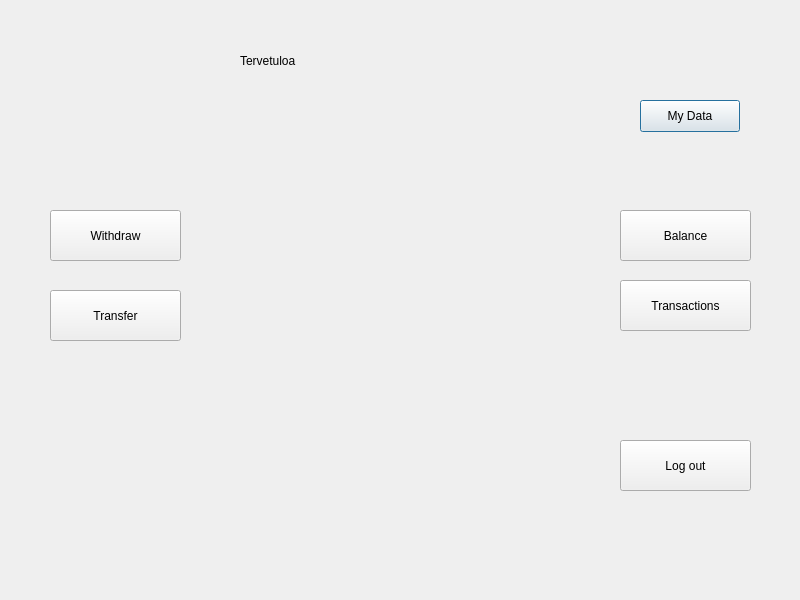
DeveMike/Software_Development_Application_Project, file bank-automat/mainmenu.ui: the form before one commit.
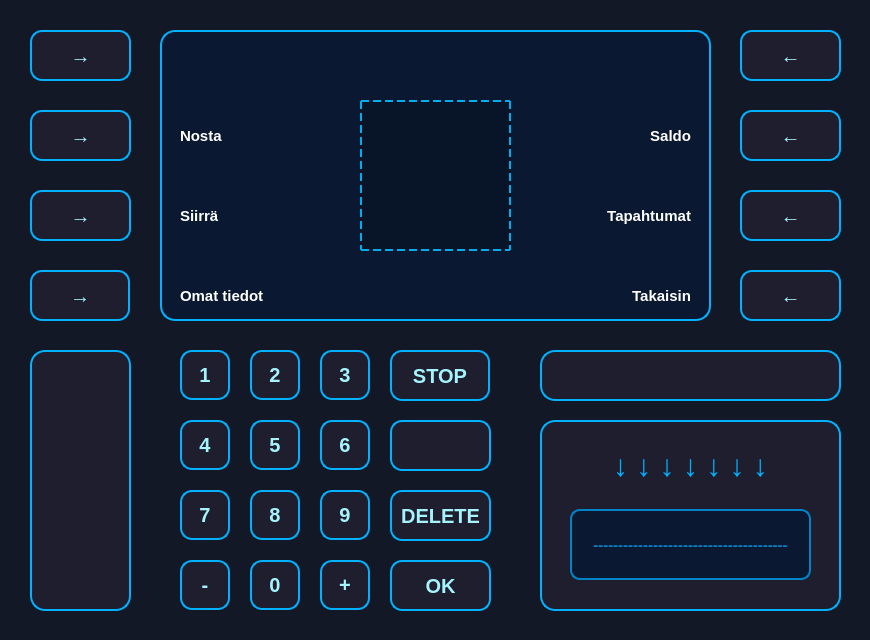
The form after the commit. Icons and pictures are not drawn.

Commit message: Main menu UI, withdraw logs transactions, timer for auto logout, bug fixes

```diff
--- a/bank-automat/mainmenu.ui
+++ b/bank-automat/mainmenu.ui
@@ -6,117 +6,1528 @@
    <rect>
     <x>0</x>
     <y>0</y>
-    <width>800</width>
-    <height>600</height>
+    <width>870</width>
+    <height>640</height>
    </rect>
   </property>
   <property name="windowTitle">
    <string>Dialog</string>
   </property>
+  <property name="styleSheet">
+   <string notr="true">QDialog, QWidget {
+    background-color: #121826;
+}</string>
+  </property>
   <widget class="QLabel" name="labelUsername">
    <property name="geometry">
     <rect>
-     <x>360</x>
+     <x>170</x>
      <y>40</y>
-     <width>191</width>
-     <height>41</height>
+     <width>531</width>
+     <height>51</height>
     </rect>
    </property>
+   <property name="styleSheet">
+    <string notr="true">font-size: 15px;
+color: white;
+font-weight: bold;
+background-color: transparent;
+text-transform: uppercase;</string>
+   </property>
    <property name="text">
     <string/>
    </property>
+   <property name="alignment">
+    <set>Qt::AlignmentFlag::AlignCenter</set>
+   </property>
   </widget>
   <widget class="QPushButton" name="btnData">
    <property name="geometry">
     <rect>
-     <x>640</x>
-     <y>100</y>
+     <x>30</x>
+     <y>270</y>
      <width>100</width>
-     <height>32</height>
+     <height>51</height>
     </rect>
    </property>
+   <property name="styleSheet">
+    <string notr="true">QPushButton {
+    background-color: #1E1E2E;
+    color: #A5F3FC;
+    font-size: 20px;
+    font-weight: bold;
+    border: 2px solid #00B2FF;
+    border-radius: 12px;
+    padding: 10px;
+    box-shadow: 0px 4px 10px rgba(0, 178, 255, 0.3);
+    transition: all 0.2s ease-in-out;
+}
+
+QPushButton:hover {
+    background-color: #00B2FF;
+    color: #1E1E2E;
+    border: 2px solid #A5F3FC;
+    box-shadow: 0px 4px 15px rgba(165, 243, 252, 0.6);
+    transform: scale(1.05);
+}
+
+QPushButton:pressed {
+    background-color: #0084C9;
+    color: #FFFFFF;
+    box-shadow: inset 0px 4px 8px rgba(0, 0, 0, 0.5);
+    transform: scale(0.95);
+}
+</string>
+   </property>
    <property name="text">
-    <string>My Data</string>
+    <string>→</string>
    </property>
   </widget>
   <widget class="QPushButton" name="btnWithdraw">
    <property name="geometry">
     <rect>
-     <x>50</x>
-     <y>210</y>
-     <width>131</width>
+     <x>30</x>
+     <y>110</y>
+     <width>101</width>
      <height>51</height>
     </rect>
    </property>
+   <property name="styleSheet">
+    <string notr="true">QPushButton {
+    background-color: #1E1E2E;
+    color: #A5F3FC;
+    font-size: 20px;
+    font-weight: bold;
+    border: 2px solid #00B2FF;
+    border-radius: 12px;
+    padding: 10px;
+    box-shadow: 0px 4px 10px rgba(0, 178, 255, 0.3);
+    transition: all 0.2s ease-in-out;
+}
+
+QPushButton:hover {
+    background-color: #00B2FF;
+    color: #1E1E2E;
+    border: 2px solid #A5F3FC;
+    box-shadow: 0px 4px 15px rgba(165, 243, 252, 0.6);
+    transform: scale(1.05);
+}
+
+QPushButton:pressed {
+    background-color: #0084C9;
+    color: #FFFFFF;
+    box-shadow: inset 0px 4px 8px rgba(0, 0, 0, 0.5);
+    transform: scale(0.95);
+}
+</string>
+   </property>
    <property name="text">
-    <string>Withdraw</string>
+    <string>→</string>
    </property>
   </widget>
   <widget class="QPushButton" name="btnBalance">
    <property name="geometry">
     <rect>
-     <x>620</x>
-     <y>210</y>
-     <width>131</width>
+     <x>740</x>
+     <y>110</y>
+     <width>101</width>
      <height>51</height>
     </rect>
    </property>
+   <property name="styleSheet">
+    <string notr="true">QPushButton {
+    background-color: #1E1E2E;
+    color: #A5F3FC;
+    font-size: 20px;
+    font-weight: bold;
+    border: 2px solid #00B2FF;
+    border-radius: 12px;
+    padding: 10px;
+    box-shadow: 0px 4px 10px rgba(0, 178, 255, 0.3);
+    transition: all 0.2s ease-in-out;
+}
+
+QPushButton:hover {
+    background-color: #00B2FF;
+    color: #1E1E2E;
+    border: 2px solid #A5F3FC;
+    box-shadow: 0px 4px 15px rgba(165, 243, 252, 0.6);
+    transform: scale(1.05);
+}
+
+QPushButton:pressed {
+    background-color: #0084C9;
+    color: #FFFFFF;
+    box-shadow: inset 0px 4px 8px rgba(0, 0, 0, 0.5);
+    transform: scale(0.95);
+}
+</string>
+   </property>
    <property name="text">
-    <string>Balance</string>
+    <string>←</string>
    </property>
   </widget>
   <widget class="QPushButton" name="btnTransfer">
    <property name="geometry">
     <rect>
-     <x>50</x>
-     <y>290</y>
-     <width>131</width>
+     <x>30</x>
+     <y>190</y>
+     <width>101</width>
      <height>51</height>
     </rect>
    </property>
-   <property name="text">
-    <string>Transfer</string>
+   <property name="styleSheet">
+    <string notr="true">QPushButton {
+    background-color: #1E1E2E;
+    color: #A5F3FC;
+    font-size: 20px;
+    font-weight: bold;
+    border: 2px solid #00B2FF;
+    border-radius: 12px;
+    padding: 10px;
+    box-shadow: 0px 4px 10px rgba(0, 178, 255, 0.3);
+    transition: all 0.2s ease-in-out;
+}
+
+QPushButton:hover {
+    background-color: #00B2FF;
+    color: #1E1E2E;
+    border: 2px solid #A5F3FC;
+    box-shadow: 0px 4px 15px rgba(165, 243, 252, 0.6);
+    transform: scale(1.05);
+}
+
+QPushButton:pressed {
+    background-color: #0084C9;
+    color: #FFFFFF;
+    box-shadow: inset 0px 4px 8px rgba(0, 0, 0, 0.5);
+    transform: scale(0.95);
+}
+</string>
    </property>
-  </widget>
-  <widget class="QLabel" name="labelWelcome">
-   <property name="geometry">
-    <rect>
-     <x>240</x>
-     <y>40</y>
-     <width>91</width>
-     <height>41</height>
-    </rect>
-   </property>
    <property name="text">
-    <string>Tervetuloa</string>
+    <string>→</string>
    </property>
   </widget>
   <widget class="QPushButton" name="btnTransaction">
    <property name="geometry">
     <rect>
-     <x>620</x>
-     <y>280</y>
-     <width>131</width>
+     <x>740</x>
+     <y>190</y>
+     <width>101</width>
      <height>51</height>
     </rect>
    </property>
+   <property name="styleSheet">
+    <string notr="true">QPushButton {
+    background-color: #1E1E2E;
+    color: #A5F3FC;
+    font-size: 20px;
+    font-weight: bold;
+    border: 2px solid #00B2FF;
+    border-radius: 12px;
+    padding: 10px;
+    box-shadow: 0px 4px 10px rgba(0, 178, 255, 0.3);
+    transition: all 0.2s ease-in-out;
+}
+
+QPushButton:hover {
+    background-color: #00B2FF;
+    color: #1E1E2E;
+    border: 2px solid #A5F3FC;
+    box-shadow: 0px 4px 15px rgba(165, 243, 252, 0.6);
+    transform: scale(1.05);
+}
+
+QPushButton:pressed {
+    background-color: #0084C9;
+    color: #FFFFFF;
+    box-shadow: inset 0px 4px 8px rgba(0, 0, 0, 0.5);
+    transform: scale(0.95);
+}
+</string>
+   </property>
    <property name="text">
-    <string>Transactions</string>
+    <string>←</string>
    </property>
   </widget>
   <widget class="QPushButton" name="btnLogout">
    <property name="geometry">
     <rect>
-     <x>620</x>
-     <y>440</y>
-     <width>131</width>
-     <height>51</height>
-    </rect>
-   </property>
-   <property name="text">
-    <string>Log out</string>
-   </property>
-  </widget>
+     <x>740</x>
+     <y>270</y>
+     <width>101</width>
+     <height>51</height>
+    </rect>
+   </property>
+   <property name="styleSheet">
+    <string notr="true">QPushButton {
+    background-color: #1E1E2E;
+    color: #A5F3FC;
+    font-size: 20px;
+    font-weight: bold;
+    border: 2px solid #00B2FF;
+    border-radius: 12px;
+    padding: 10px;
+    box-shadow: 0px 4px 10px rgba(0, 178, 255, 0.3);
+    transition: all 0.2s ease-in-out;
+}
+
+QPushButton:hover {
+    background-color: #00B2FF;
+    color: #1E1E2E;
+    border: 2px solid #A5F3FC;
+    box-shadow: 0px 4px 15px rgba(165, 243, 252, 0.6);
+    transform: scale(1.05);
+}
+
+QPushButton:pressed {
+    background-color: #0084C9;
+    color: #FFFFFF;
+    box-shadow: inset 0px 4px 8px rgba(0, 0, 0, 0.5);
+    transform: scale(0.95);
+}
+</string>
+   </property>
+   <property name="text">
+    <string>←</string>
+   </property>
+  </widget>
+  <widget class="QPushButton" name="btnOK">
+   <property name="geometry">
+    <rect>
+     <x>390</x>
+     <y>560</y>
+     <width>101</width>
+     <height>51</height>
+    </rect>
+   </property>
+   <property name="layoutDirection">
+    <enum>Qt::LayoutDirection::LeftToRight</enum>
+   </property>
+   <property name="styleSheet">
+    <string notr="true">QPushButton {
+    background-color: #1E1E2E;
+    color: #A5F3FC;
+    font-size: 20px;
+    font-weight: bold;
+    border: 2px solid #00B2FF;
+    border-radius: 12px;
+    padding: 10px;
+    box-shadow: 0px 4px 10px rgba(0, 178, 255, 0.3);
+    transition: all 0.2s ease-in-out;
+}
+
+QPushButton:hover {
+    background-color: #00B2FF;
+    color: #1E1E2E;
+    border: 2px solid #A5F3FC;
+    box-shadow: 0px 4px 15px rgba(165, 243, 252, 0.6);
+    transform: scale(1.05);
+}
+
+QPushButton:pressed {
+    background-color: #0084C9;
+    color: #FFFFFF;
+    box-shadow: inset 0px 4px 8px rgba(0, 0, 0, 0.5);
+    transform: scale(0.95);
+}
+</string>
+   </property>
+   <property name="text">
+    <string>OK</string>
+   </property>
+  </widget>
+  <widget class="QPushButton" name="btn_1">
+   <property name="geometry">
+    <rect>
+     <x>180</x>
+     <y>350</y>
+     <width>50</width>
+     <height>50</height>
+    </rect>
+   </property>
+   <property name="font">
+    <font>
+     <pointsize>-1</pointsize>
+     <bold>true</bold>
+     <kerning>true</kerning>
+    </font>
+   </property>
+   <property name="styleSheet">
+    <string notr="true">QPushButton {
+    background-color: #1E1E2E;
+    color: #A5F3FC;
+    font-size: 20px;
+    font-weight: bold;
+    border: 2px solid #00B2FF;
+    border-radius: 12px;
+    padding: 10px;
+    box-shadow: 0px 4px 10px rgba(0, 178, 255, 0.3);
+    transition: all 0.2s ease-in-out;
+}
+
+QPushButton:hover {
+    background-color: #00B2FF;
+    color: #1E1E2E;
+    border: 2px solid #A5F3FC;
+    box-shadow: 0px 4px 15px rgba(165, 243, 252, 0.6);
+    transform: scale(1.05);
+}
+
+QPushButton:pressed {
+    background-color: #0084C9;
+    color: #FFFFFF;
+    box-shadow: inset 0px 4px 8px rgba(0, 0, 0, 0.5);
+    transform: scale(0.95);
+}
+</string>
+   </property>
+   <property name="text">
+    <string>1</string>
+   </property>
+  </widget>
+  <widget class="QPushButton" name="btn_5">
+   <property name="geometry">
+    <rect>
+     <x>250</x>
+     <y>420</y>
+     <width>50</width>
+     <height>50</height>
+    </rect>
+   </property>
+   <property name="font">
+    <font>
+     <pointsize>-1</pointsize>
+     <bold>true</bold>
+     <kerning>true</kerning>
+    </font>
+   </property>
+   <property name="styleSheet">
+    <string notr="true">QPushButton {
+    background-color: #1E1E2E;
+    color: #A5F3FC;
+    font-size: 20px;
+    font-weight: bold;
+    border: 2px solid #00B2FF;
+    border-radius: 12px;
+    padding: 10px;
+    box-shadow: 0px 4px 10px rgba(0, 178, 255, 0.3);
+    transition: all 0.2s ease-in-out;
+}
+
+QPushButton:hover {
+    background-color: #00B2FF;
+    color: #1E1E2E;
+    border: 2px solid #A5F3FC;
+    box-shadow: 0px 4px 15px rgba(165, 243, 252, 0.6);
+    transform: scale(1.05);
+}
+
+QPushButton:pressed {
+    background-color: #0084C9;
+    color: #FFFFFF;
+    box-shadow: inset 0px 4px 8px rgba(0, 0, 0, 0.5);
+    transform: scale(0.95);
+}
+</string>
+   </property>
+   <property name="text">
+    <string>5</string>
+   </property>
+  </widget>
+  <widget class="QPushButton" name="btn_7">
+   <property name="geometry">
+    <rect>
+     <x>180</x>
+     <y>490</y>
+     <width>50</width>
+     <height>50</height>
+    </rect>
+   </property>
+   <property name="font">
+    <font>
+     <pointsize>-1</pointsize>
+     <bold>true</bold>
+     <kerning>true</kerning>
+    </font>
+   </property>
+   <property name="styleSheet">
+    <string notr="true">QPushButton {
+    background-color: #1E1E2E;
+    color: #A5F3FC;
+    font-size: 20px;
+    font-weight: bold;
+    border: 2px solid #00B2FF;
+    border-radius: 12px;
+    padding: 10px;
+    box-shadow: 0px 4px 10px rgba(0, 178, 255, 0.3);
+    transition: all 0.2s ease-in-out;
+}
+
+QPushButton:hover {
+    background-color: #00B2FF;
+    color: #1E1E2E;
+    border: 2px solid #A5F3FC;
+    box-shadow: 0px 4px 15px rgba(165, 243, 252, 0.6);
+    transform: scale(1.05);
+}
+
+QPushButton:pressed {
+    background-color: #0084C9;
+    color: #FFFFFF;
+    box-shadow: inset 0px 4px 8px rgba(0, 0, 0, 0.5);
+    transform: scale(0.95);
+}
+</string>
+   </property>
+   <property name="text">
+    <string>7</string>
+   </property>
+  </widget>
+  <widget class="QPushButton" name="btn_2">
+   <property name="geometry">
+    <rect>
+     <x>250</x>
+     <y>350</y>
+     <width>50</width>
+     <height>50</height>
+    </rect>
+   </property>
+   <property name="font">
+    <font>
+     <pointsize>-1</pointsize>
+     <bold>true</bold>
+     <kerning>true</kerning>
+    </font>
+   </property>
+   <property name="styleSheet">
+    <string notr="true">QPushButton {
+    background-color: #1E1E2E;
+    color: #A5F3FC;
+    font-size: 20px;
+    font-weight: bold;
+    border: 2px solid #00B2FF;
+    border-radius: 12px;
+    padding: 10px;
+    box-shadow: 0px 4px 10px rgba(0, 178, 255, 0.3);
+    transition: all 0.2s ease-in-out;
+}
+
+QPushButton:hover {
+    background-color: #00B2FF;
+    color: #1E1E2E;
+    border: 2px solid #A5F3FC;
+    box-shadow: 0px 4px 15px rgba(165, 243, 252, 0.6);
+    transform: scale(1.05);
+}
+
+QPushButton:pressed {
+    background-color: #0084C9;
+    color: #FFFFFF;
+    box-shadow: inset 0px 4px 8px rgba(0, 0, 0, 0.5);
+    transform: scale(0.95);
+}
+</string>
+   </property>
+   <property name="text">
+    <string>2</string>
+   </property>
+  </widget>
+  <widget class="QLabel" name="cardSlot">
+   <property name="geometry">
+    <rect>
+     <x>540</x>
+     <y>420</y>
+     <width>301</width>
+     <height>191</height>
+    </rect>
+   </property>
+   <property name="styleSheet">
+    <string notr="true">QLabel#cardSlot {
+    background-color: #1E1E2E;
+    border: 2px solid #00B2FF;
+    border-radius: 15px;
+    min-width: 160px;
+    min-height: 60px;
+    text-align: center;
+    color: #A5F3FC;
+    font-size: 16px;
+    font-weight: bold;
+    box-shadow: inset 0px 5px 10px rgba(0, 0, 0, 0.6);
+}
+</string>
+   </property>
+   <property name="text">
+    <string/>
+   </property>
+  </widget>
+  <widget class="QPushButton" name="btn_11">
+   <property name="geometry">
+    <rect>
+     <x>180</x>
+     <y>560</y>
+     <width>50</width>
+     <height>50</height>
+    </rect>
+   </property>
+   <property name="font">
+    <font>
+     <pointsize>-1</pointsize>
+     <bold>true</bold>
+     <kerning>true</kerning>
+    </font>
+   </property>
+   <property name="styleSheet">
+    <string notr="true">QPushButton {
+    background-color: #1E1E2E;
+    color: #A5F3FC;
+    font-size: 20px;
+    font-weight: bold;
+    border: 2px solid #00B2FF;
+    border-radius: 12px;
+    padding: 10px;
+    box-shadow: 0px 4px 10px rgba(0, 178, 255, 0.3);
+    transition: all 0.2s ease-in-out;
+}
+
+QPushButton:hover {
+    background-color: #00B2FF;
+    color: #1E1E2E;
+    border: 2px solid #A5F3FC;
+    box-shadow: 0px 4px 15px rgba(165, 243, 252, 0.6);
+    transform: scale(1.05);
+}
+
+QPushButton:pressed {
+    background-color: #0084C9;
+    color: #FFFFFF;
+    box-shadow: inset 0px 4px 8px rgba(0, 0, 0, 0.5);
+    transform: scale(0.95);
+}
+</string>
+   </property>
+   <property name="text">
+    <string>-</string>
+   </property>
+  </widget>
+  <widget class="QLabel" name="cardArrow">
+   <property name="geometry">
+    <rect>
+     <x>570</x>
+     <y>430</y>
+     <width>241</width>
+     <height>71</height>
+    </rect>
+   </property>
+   <property name="styleSheet">
+    <string notr="true">QLabel#cardArrow {
+    font-size: 30px;
+    color: #00B2FF;
+    font-weight: bold;
+    text-align: center;
+    min-width: 30px;
+    min-height: 30px;
+	background-color: transparent;
+}
+</string>
+   </property>
+   <property name="text">
+    <string>↓ ↓ ↓ ↓ ↓ ↓ ↓</string>
+   </property>
+   <property name="alignment">
+    <set>Qt::AlignmentFlag::AlignCenter</set>
+   </property>
+  </widget>
+  <widget class="QPushButton" name="btn_10">
+   <property name="geometry">
+    <rect>
+     <x>320</x>
+     <y>560</y>
+     <width>50</width>
+     <height>50</height>
+    </rect>
+   </property>
+   <property name="font">
+    <font>
+     <pointsize>-1</pointsize>
+     <bold>true</bold>
+     <kerning>true</kerning>
+    </font>
+   </property>
+   <property name="styleSheet">
+    <string notr="true">QPushButton {
+    background-color: #1E1E2E;
+    color: #A5F3FC;
+    font-size: 20px;
+    font-weight: bold;
+    border: 2px solid #00B2FF;
+    border-radius: 12px;
+    padding: 10px;
+    box-shadow: 0px 4px 10px rgba(0, 178, 255, 0.3);
+    transition: all 0.2s ease-in-out;
+}
+
+QPushButton:hover {
+    background-color: #00B2FF;
+    color: #1E1E2E;
+    border: 2px solid #A5F3FC;
+    box-shadow: 0px 4px 15px rgba(165, 243, 252, 0.6);
+    transform: scale(1.05);
+}
+
+QPushButton:pressed {
+    background-color: #0084C9;
+    color: #FFFFFF;
+    box-shadow: inset 0px 4px 8px rgba(0, 0, 0, 0.5);
+    transform: scale(0.95);
+}
+</string>
+   </property>
+   <property name="text">
+    <string>+</string>
+   </property>
+  </widget>
+  <widget class="QLabel" name="cardSlot_3">
+   <property name="geometry">
+    <rect>
+     <x>30</x>
+     <y>350</y>
+     <width>101</width>
+     <height>261</height>
+    </rect>
+   </property>
+   <property name="styleSheet">
+    <string notr="true">QLabel#cardSlot_3 {
+    background-color: #1E1E2E;
+    border: 2px solid #00B2FF;
+    border-radius: 15px;
+    text-align: center;
+    color: #A5F3FC;
+    font-size: 16px;
+    font-weight: bold;
+    box-shadow: inset 0px 5px 10px rgba(0, 0, 0, 0.6);
+}
+</string>
+   </property>
+   <property name="text">
+    <string/>
+   </property>
+  </widget>
+  <widget class="QPushButton" name="buttonOut_100">
+   <property name="geometry">
+    <rect>
+     <x>740</x>
+     <y>30</y>
+     <width>101</width>
+     <height>51</height>
+    </rect>
+   </property>
+   <property name="styleSheet">
+    <string notr="true">QPushButton {
+    background-color: #1E1E2E;
+    color: #A5F3FC;
+    font-size: 20px;
+    font-weight: bold;
+    border: 2px solid #00B2FF;
+    border-radius: 12px;
+    padding: 10px;
+    box-shadow: 0px 4px 10px rgba(0, 178, 255, 0.3);
+    transition: all 0.2s ease-in-out;
+}
+
+QPushButton:hover {
+    background-color: #00B2FF;
+    color: #1E1E2E;
+    border: 2px solid #A5F3FC;
+    box-shadow: 0px 4px 15px rgba(165, 243, 252, 0.6);
+    transform: scale(1.05);
+}
+
+QPushButton:pressed {
+    background-color: #0084C9;
+    color: #FFFFFF;
+    box-shadow: inset 0px 4px 8px rgba(0, 0, 0, 0.5);
+    transform: scale(0.95);
+}
+</string>
+   </property>
+   <property name="text">
+    <string>←</string>
+   </property>
+   <property name="icon">
+    <iconset>
+     <normaloff>:/resources/arrow.jpg</normaloff>:/resources/arrow.jpg</iconset>
+   </property>
+   <property name="iconSize">
+    <size>
+     <width>32</width>
+     <height>32</height>
+    </size>
+   </property>
+  </widget>
+  <widget class="QPushButton" name="buttonOut_20">
+   <property name="geometry">
+    <rect>
+     <x>30</x>
+     <y>30</y>
+     <width>101</width>
+     <height>51</height>
+    </rect>
+   </property>
+   <property name="styleSheet">
+    <string notr="true">QPushButton {
+    background-color: #1E1E2E;
+    color: #A5F3FC;
+    font-size: 20px;
+    font-weight: bold;
+    border: 2px solid #00B2FF;
+    border-radius: 12px;
+    padding: 10px;
+    box-shadow: 0px 4px 10px rgba(0, 178, 255, 0.3);
+    transition: all 0.2s ease-in-out;
+}
+
+QPushButton:hover {
+    background-color: #00B2FF;
+    color: #1E1E2E;
+    border: 2px solid #A5F3FC;
+    box-shadow: 0px 4px 15px rgba(165, 243, 252, 0.6);
+    transform: scale(1.05);
+}
+
+QPushButton:pressed {
+    background-color: #0084C9;
+    color: #FFFFFF;
+    box-shadow: inset 0px 4px 8px rgba(0, 0, 0, 0.5);
+    transform: scale(0.95);
+}
+</string>
+   </property>
+   <property name="text">
+    <string>→</string>
+   </property>
+   <property name="icon">
+    <iconset>
+     <normaloff>:/resources/arrow.jpg</normaloff>:/resources/arrow.jpg</iconset>
+   </property>
+   <property name="iconSize">
+    <size>
+     <width>32</width>
+     <height>32</height>
+    </size>
+   </property>
+  </widget>
+  <widget class="QPushButton" name="btn_14">
+   <property name="geometry">
+    <rect>
+     <x>390</x>
+     <y>490</y>
+     <width>101</width>
+     <height>51</height>
+    </rect>
+   </property>
+   <property name="font">
+    <font>
+     <pointsize>-1</pointsize>
+     <bold>true</bold>
+     <kerning>true</kerning>
+    </font>
+   </property>
+   <property name="styleSheet">
+    <string notr="true">QPushButton {
+    background-color: #1E1E2E;
+    color: #A5F3FC;
+    font-size: 20px;
+    font-weight: bold;
+    border: 2px solid #00B2FF;
+    border-radius: 12px;
+    padding: 10px;
+    box-shadow: 0px 4px 10px rgba(0, 178, 255, 0.3);
+    transition: all 0.2s ease-in-out;
+}
+
+QPushButton:hover {
+    background-color: #00B2FF;
+    color: #1E1E2E;
+    border: 2px solid #A5F3FC;
+    box-shadow: 0px 4px 15px rgba(165, 243, 252, 0.6);
+    transform: scale(1.05);
+}
+
+QPushButton:pressed {
+    background-color: #0084C9;
+    color: #FFFFFF;
+    box-shadow: inset 0px 4px 8px rgba(0, 0, 0, 0.5);
+    transform: scale(0.95);
+}
+</string>
+   </property>
+   <property name="text">
+    <string>DELETE</string>
+   </property>
+  </widget>
+  <widget class="QPushButton" name="btn_9">
+   <property name="geometry">
+    <rect>
+     <x>320</x>
+     <y>490</y>
+     <width>50</width>
+     <height>50</height>
+    </rect>
+   </property>
+   <property name="font">
+    <font>
+     <pointsize>-1</pointsize>
+     <bold>true</bold>
+     <kerning>true</kerning>
+    </font>
+   </property>
+   <property name="styleSheet">
+    <string notr="true">QPushButton {
+    background-color: #1E1E2E;
+    color: #A5F3FC;
+    font-size: 20px;
+    font-weight: bold;
+    border: 2px solid #00B2FF;
+    border-radius: 12px;
+    padding: 10px;
+    box-shadow: 0px 4px 10px rgba(0, 178, 255, 0.3);
+    transition: all 0.2s ease-in-out;
+}
+
+QPushButton:hover {
+    background-color: #00B2FF;
+    color: #1E1E2E;
+    border: 2px solid #A5F3FC;
+    box-shadow: 0px 4px 15px rgba(165, 243, 252, 0.6);
+    transform: scale(1.05);
+}
+
+QPushButton:pressed {
+    background-color: #0084C9;
+    color: #FFFFFF;
+    box-shadow: inset 0px 4px 8px rgba(0, 0, 0, 0.5);
+    transform: scale(0.95);
+}
+</string>
+   </property>
+   <property name="text">
+    <string>9</string>
+   </property>
+  </widget>
+  <widget class="QPushButton" name="btnBack_2">
+   <property name="geometry">
+    <rect>
+     <x>390</x>
+     <y>350</y>
+     <width>100</width>
+     <height>51</height>
+    </rect>
+   </property>
+   <property name="styleSheet">
+    <string notr="true">QPushButton {
+    background-color: #1E1E2E;
+    color: #A5F3FC;
+    font-size: 20px;
+    font-weight: bold;
+    border: 2px solid #00B2FF;
+    border-radius: 12px;
+    padding: 10px;
+    box-shadow: 0px 4px 10px rgba(0, 178, 255, 0.3);
+    transition: all 0.2s ease-in-out;
+}
+
+QPushButton:hover {
+    background-color: #00B2FF;
+    color: #1E1E2E;
+    border: 2px solid #A5F3FC;
+    box-shadow: 0px 4px 15px rgba(165, 243, 252, 0.6);
+    transform: scale(1.05);
+}
+
+QPushButton:pressed {
+    background-color: #0084C9;
+    color: #FFFFFF;
+    box-shadow: inset 0px 4px 8px rgba(0, 0, 0, 0.5);
+    transform: scale(0.95);
+}
+</string>
+   </property>
+   <property name="text">
+    <string>STOP</string>
+   </property>
+  </widget>
+  <widget class="QPushButton" name="btn_3">
+   <property name="geometry">
+    <rect>
+     <x>320</x>
+     <y>350</y>
+     <width>50</width>
+     <height>50</height>
+    </rect>
+   </property>
+   <property name="font">
+    <font>
+     <pointsize>-1</pointsize>
+     <bold>true</bold>
+     <kerning>true</kerning>
+    </font>
+   </property>
+   <property name="styleSheet">
+    <string notr="true">QPushButton {
+    background-color: #1E1E2E;
+    color: #A5F3FC;
+    font-size: 20px;
+    font-weight: bold;
+    border: 2px solid #00B2FF;
+    border-radius: 12px;
+    padding: 10px;
+    box-shadow: 0px 4px 10px rgba(0, 178, 255, 0.3);
+    transition: all 0.2s ease-in-out;
+}
+
+QPushButton:hover {
+    background-color: #00B2FF;
+    color: #1E1E2E;
+    border: 2px solid #A5F3FC;
+    box-shadow: 0px 4px 15px rgba(165, 243, 252, 0.6);
+    transform: scale(1.05);
+}
+
+QPushButton:pressed {
+    background-color: #0084C9;
+    color: #FFFFFF;
+    box-shadow: inset 0px 4px 8px rgba(0, 0, 0, 0.5);
+    transform: scale(0.95);
+}
+</string>
+   </property>
+   <property name="text">
+    <string>3</string>
+   </property>
+  </widget>
+  <widget class="QLabel" name="cardSlot_2">
+   <property name="geometry">
+    <rect>
+     <x>540</x>
+     <y>350</y>
+     <width>301</width>
+     <height>51</height>
+    </rect>
+   </property>
+   <property name="styleSheet">
+    <string notr="true">QLabel#cardSlot_2 {
+    background-color: #1E1E2E;
+    border: 2px solid #00B2FF;
+    border-radius: 15px;
+    text-align: center;
+    color: #A5F3FC;
+    font-size: 16px;
+    font-weight: bold;
+    box-shadow: inset 0px 5px 10px rgba(0, 0, 0, 0.6);
+}
+</string>
+   </property>
+   <property name="text">
+    <string/>
+   </property>
+  </widget>
+  <widget class="QPushButton" name="btn_8">
+   <property name="geometry">
+    <rect>
+     <x>250</x>
+     <y>490</y>
+     <width>50</width>
+     <height>50</height>
+    </rect>
+   </property>
+   <property name="font">
+    <font>
+     <pointsize>-1</pointsize>
+     <bold>true</bold>
+     <kerning>true</kerning>
+    </font>
+   </property>
+   <property name="styleSheet">
+    <string notr="true">QPushButton {
+    background-color: #1E1E2E;
+    color: #A5F3FC;
+    font-size: 20px;
+    font-weight: bold;
+    border: 2px solid #00B2FF;
+    border-radius: 12px;
+    padding: 10px;
+    box-shadow: 0px 4px 10px rgba(0, 178, 255, 0.3);
+    transition: all 0.2s ease-in-out;
+}
+
+QPushButton:hover {
+    background-color: #00B2FF;
+    color: #1E1E2E;
+    border: 2px solid #A5F3FC;
+    box-shadow: 0px 4px 15px rgba(165, 243, 252, 0.6);
+    transform: scale(1.05);
+}
+
+QPushButton:pressed {
+    background-color: #0084C9;
+    color: #FFFFFF;
+    box-shadow: inset 0px 4px 8px rgba(0, 0, 0, 0.5);
+    transform: scale(0.95);
+}
+</string>
+   </property>
+   <property name="text">
+    <string>8</string>
+   </property>
+  </widget>
+  <widget class="QPushButton" name="btn_0">
+   <property name="geometry">
+    <rect>
+     <x>250</x>
+     <y>560</y>
+     <width>50</width>
+     <height>50</height>
+    </rect>
+   </property>
+   <property name="font">
+    <font>
+     <pointsize>-1</pointsize>
+     <bold>true</bold>
+     <kerning>true</kerning>
+    </font>
+   </property>
+   <property name="styleSheet">
+    <string notr="true">QPushButton {
+    background-color: #1E1E2E;
+    color: #A5F3FC;
+    font-size: 20px;
+    font-weight: bold;
+    border: 2px solid #00B2FF;
+    border-radius: 12px;
+    padding: 10px;
+    box-shadow: 0px 4px 10px rgba(0, 178, 255, 0.3);
+    transition: all 0.2s ease-in-out;
+}
+
+QPushButton:hover {
+    background-color: #00B2FF;
+    color: #1E1E2E;
+    border: 2px solid #A5F3FC;
+    box-shadow: 0px 4px 15px rgba(165, 243, 252, 0.6);
+    transform: scale(1.05);
+}
+
+QPushButton:pressed {
+    background-color: #0084C9;
+    color: #FFFFFF;
+    box-shadow: inset 0px 4px 8px rgba(0, 0, 0, 0.5);
+    transform: scale(0.95);
+}
+</string>
+   </property>
+   <property name="text">
+    <string>0</string>
+   </property>
+  </widget>
+  <widget class="QPushButton" name="btn_15">
+   <property name="geometry">
+    <rect>
+     <x>390</x>
+     <y>420</y>
+     <width>101</width>
+     <height>51</height>
+    </rect>
+   </property>
+   <property name="font">
+    <font>
+     <pointsize>-1</pointsize>
+     <bold>true</bold>
+     <kerning>true</kerning>
+    </font>
+   </property>
+   <property name="styleSheet">
+    <string notr="true">QPushButton {
+    background-color: #1E1E2E;
+    color: #A5F3FC;
+    font-size: 20px;
+    font-weight: bold;
+    border: 2px solid #00B2FF;
+    border-radius: 12px;
+    padding: 10px;
+    box-shadow: 0px 4px 10px rgba(0, 178, 255, 0.3);
+    transition: all 0.2s ease-in-out;
+}
+
+QPushButton:hover {
+    background-color: #00B2FF;
+    color: #1E1E2E;
+    border: 2px solid #A5F3FC;
+    box-shadow: 0px 4px 15px rgba(165, 243, 252, 0.6);
+    transform: scale(1.05);
+}
+
+QPushButton:pressed {
+    background-color: #0084C9;
+    color: #FFFFFF;
+    box-shadow: inset 0px 4px 8px rgba(0, 0, 0, 0.5);
+    transform: scale(0.95);
+}
+</string>
+   </property>
+   <property name="text">
+    <string/>
+   </property>
+  </widget>
+  <widget class="QListWidget" name="listWidget">
+   <property name="geometry">
+    <rect>
+     <x>160</x>
+     <y>30</y>
+     <width>551</width>
+     <height>291</height>
+    </rect>
+   </property>
+   <property name="styleSheet">
+    <string notr="true">QListWidget {
+    background-color: #0A1931;
+    border: 2px solid #00B2FF;
+    border-radius: 15px;
+    padding: 10px;
+    color: #A5F3FC;
+    font-size: 18px;
+    font-weight: bold;
+}
+</string>
+   </property>
+  </widget>
+  <widget class="QLabel" name="txtBack">
+   <property name="geometry">
+    <rect>
+     <x>550</x>
+     <y>270</y>
+     <width>141</width>
+     <height>51</height>
+    </rect>
+   </property>
+   <property name="styleSheet">
+    <string notr="true">font-size: 15px;
+color: white;
+font-weight: bold;
+background-color: transparent;
+text-transform: uppercase;</string>
+   </property>
+   <property name="text">
+    <string>Takaisin</string>
+   </property>
+   <property name="alignment">
+    <set>Qt::AlignmentFlag::AlignRight|Qt::AlignmentFlag::AlignTrailing|Qt::AlignmentFlag::AlignVCenter</set>
+   </property>
+  </widget>
+  <widget class="QPushButton" name="btn_6">
+   <property name="geometry">
+    <rect>
+     <x>320</x>
+     <y>420</y>
+     <width>50</width>
+     <height>50</height>
+    </rect>
+   </property>
+   <property name="font">
+    <font>
+     <pointsize>-1</pointsize>
+     <bold>true</bold>
+     <kerning>true</kerning>
+    </font>
+   </property>
+   <property name="styleSheet">
+    <string notr="true">QPushButton {
+    background-color: #1E1E2E;
+    color: #A5F3FC;
+    font-size: 20px;
+    font-weight: bold;
+    border: 2px solid #00B2FF;
+    border-radius: 12px;
+    padding: 10px;
+    box-shadow: 0px 4px 10px rgba(0, 178, 255, 0.3);
+    transition: all 0.2s ease-in-out;
+}
+
+QPushButton:hover {
+    background-color: #00B2FF;
+    color: #1E1E2E;
+    border: 2px solid #A5F3FC;
+    box-shadow: 0px 4px 15px rgba(165, 243, 252, 0.6);
+    transform: scale(1.05);
+}
+
+QPushButton:pressed {
+    background-color: #0084C9;
+    color: #FFFFFF;
+    box-shadow: inset 0px 4px 8px rgba(0, 0, 0, 0.5);
+    transform: scale(0.95);
+}
+</string>
+   </property>
+   <property name="text">
+    <string>6</string>
+   </property>
+  </widget>
+  <widget class="QPushButton" name="btn_4">
+   <property name="geometry">
+    <rect>
+     <x>180</x>
+     <y>420</y>
+     <width>50</width>
+     <height>50</height>
+    </rect>
+   </property>
+   <property name="font">
+    <font>
+     <pointsize>-1</pointsize>
+     <bold>true</bold>
+     <kerning>true</kerning>
+    </font>
+   </property>
+   <property name="styleSheet">
+    <string notr="true">QPushButton {
+    background-color: #1E1E2E;
+    color: #A5F3FC;
+    font-size: 20px;
+    font-weight: bold;
+    border: 2px solid #00B2FF;
+    border-radius: 12px;
+    padding: 10px;
+    box-shadow: 0px 4px 10px rgba(0, 178, 255, 0.3);
+    transition: all 0.2s ease-in-out;
+}
+
+QPushButton:hover {
+    background-color: #00B2FF;
+    color: #1E1E2E;
+    border: 2px solid #A5F3FC;
+    box-shadow: 0px 4px 15px rgba(165, 243, 252, 0.6);
+    transform: scale(1.05);
+}
+
+QPushButton:pressed {
+    background-color: #0084C9;
+    color: #FFFFFF;
+    box-shadow: inset 0px 4px 8px rgba(0, 0, 0, 0.5);
+    transform: scale(0.95);
+}
+</string>
+   </property>
+   <property name="text">
+    <string>4</string>
+   </property>
+  </widget>
+  <widget class="QLabel" name="cardSlotBorder">
+   <property name="geometry">
+    <rect>
+     <x>570</x>
+     <y>509</y>
+     <width>241</width>
+     <height>71</height>
+    </rect>
+   </property>
+   <property name="styleSheet">
+    <string notr="true">QLabel#cardSlotBorder {
+	font-size: 15px;
+	color: #0084C9;
+	font-weight: bold;
+    background-color: #0A1931;
+    border: 2px solid #0084C9;
+    border-radius: 10px;
+    min-width: 140px;
+    min-height: 20px;
+}
+
+</string>
+   </property>
+   <property name="text">
+    <string>---------------------------------------</string>
+   </property>
+   <property name="alignment">
+    <set>Qt::AlignmentFlag::AlignCenter</set>
+   </property>
+  </widget>
+  <widget class="QLabel" name="txtWithdraw">
+   <property name="geometry">
+    <rect>
+     <x>180</x>
+     <y>120</y>
+     <width>141</width>
+     <height>31</height>
+    </rect>
+   </property>
+   <property name="styleSheet">
+    <string notr="true">font-size: 15px;
+color: white;
+font-weight: bold;
+background-color: transparent;
+text-transform: uppercase;</string>
+   </property>
+   <property name="text">
+    <string>Nosta</string>
+   </property>
+  </widget>
+  <widget class="QLabel" name="txtTransfer">
+   <property name="geometry">
+    <rect>
+     <x>180</x>
+     <y>200</y>
+     <width>141</width>
+     <height>31</height>
+    </rect>
+   </property>
+   <property name="styleSheet">
+    <string notr="true">font-size: 15px;
+color: white;
+font-weight: bold;
+background-color: transparent;
+text-transform: uppercase;</string>
+   </property>
+   <property name="text">
+    <string>Siirrä</string>
+   </property>
+  </widget>
+  <widget class="QLabel" name="txtBalance">
+   <property name="geometry">
+    <rect>
+     <x>550</x>
+     <y>120</y>
+     <width>141</width>
+     <height>31</height>
+    </rect>
+   </property>
+   <property name="styleSheet">
+    <string notr="true">font-size: 15px;
+color: white;
+font-weight: bold;
+background-color: transparent;
+text-transform: uppercase;</string>
+   </property>
+   <property name="text">
+    <string>Saldo</string>
+   </property>
+   <property name="alignment">
+    <set>Qt::AlignmentFlag::AlignRight|Qt::AlignmentFlag::AlignTrailing|Qt::AlignmentFlag::AlignVCenter</set>
+   </property>
+  </widget>
+  <widget class="QLabel" name="txtTransaction">
+   <property name="geometry">
+    <rect>
+     <x>550</x>
+     <y>200</y>
+     <width>141</width>
+     <height>31</height>
+    </rect>
+   </property>
+   <property name="styleSheet">
+    <string notr="true">font-size: 15px;
+color: white;
+font-weight: bold;
+background-color: transparent;
+text-transform: uppercase;</string>
+   </property>
+   <property name="text">
+    <string>Tapahtumat</string>
+   </property>
+   <property name="alignment">
+    <set>Qt::AlignmentFlag::AlignRight|Qt::AlignmentFlag::AlignTrailing|Qt::AlignmentFlag::AlignVCenter</set>
+   </property>
+  </widget>
+  <widget class="QLabel" name="txtData">
+   <property name="geometry">
+    <rect>
+     <x>180</x>
+     <y>280</y>
+     <width>141</width>
+     <height>31</height>
+    </rect>
+   </property>
+   <property name="styleSheet">
+    <string notr="true">font-size: 15px;
+color: white;
+font-weight: bold;
+background-color: transparent;
+text-transform: uppercase;</string>
+   </property>
+   <property name="text">
+    <string>Omat tiedot</string>
+   </property>
+  </widget>
+  <widget class="QLabel" name="lblThumbnail">
+   <property name="geometry">
+    <rect>
+     <x>360</x>
+     <y>100</y>
+     <width>151</width>
+     <height>151</height>
+    </rect>
+   </property>
+   <property name="styleSheet">
+    <string notr="true">QLabel#lblThumbnail {
+    border: 2px dashed #00AEEF;
+    background-color: rgba(0, 0, 0, 50);
+    color: #00AEEF;
+    font: bold 16px Arial;
+    qproperty-alignment: AlignCenter;
+    background: qradialgradient(
+        cx:0.5, cy:0.3, radius: 0.2, 
+        stop:0 #00AEEF, stop:1 transparent
+    ),
+    qradialgradient(
+        cx:0.5, cy:0.7, radius: 0.4, 
+        stop:0 #00AEEF, stop:1 transparent
+    );
+}
+</string>
+   </property>
+   <property name="text">
+    <string/>
+   </property>
+  </widget>
+  <zorder>listWidget</zorder>
+  <zorder>btnData</zorder>
+  <zorder>btnWithdraw</zorder>
+  <zorder>btnBalance</zorder>
+  <zorder>btnTransfer</zorder>
+  <zorder>btnTransaction</zorder>
+  <zorder>btnLogout</zorder>
+  <zorder>btnOK</zorder>
+  <zorder>btn_1</zorder>
+  <zorder>btn_5</zorder>
+  <zorder>btn_7</zorder>
+  <zorder>btn_2</zorder>
+  <zorder>cardSlot</zorder>
+  <zorder>btn_11</zorder>
+  <zorder>cardArrow</zorder>
+  <zorder>btn_10</zorder>
+  <zorder>cardSlot_3</zorder>
+  <zorder>buttonOut_100</zorder>
+  <zorder>buttonOut_20</zorder>
+  <zorder>btn_14</zorder>
+  <zorder>btn_9</zorder>
+  <zorder>btnBack_2</zorder>
+  <zorder>btn_3</zorder>
+  <zorder>cardSlot_2</zorder>
+  <zorder>btn_8</zorder>
+  <zorder>btn_0</zorder>
+  <zorder>btn_15</zorder>
+  <zorder>txtBack</zorder>
+  <zorder>btn_6</zorder>
+  <zorder>btn_4</zorder>
+  <zorder>cardSlotBorder</zorder>
+  <zorder>txtWithdraw</zorder>
+  <zorder>txtTransfer</zorder>
+  <zorder>txtBalance</zorder>
+  <zorder>txtTransaction</zorder>
+  <zorder>txtData</zorder>
+  <zorder>labelUsername</zorder>
+  <zorder>lblThumbnail</zorder>
  </widget>
  <resources/>
  <connections/>
```
The commit also changes 14 other files.
